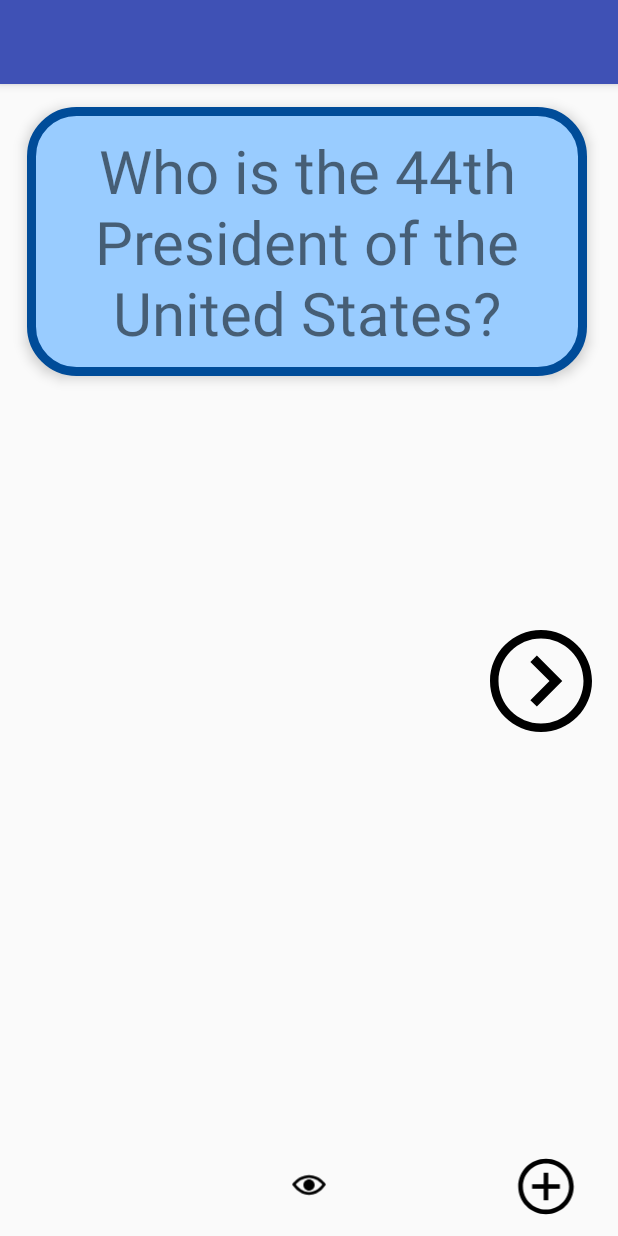
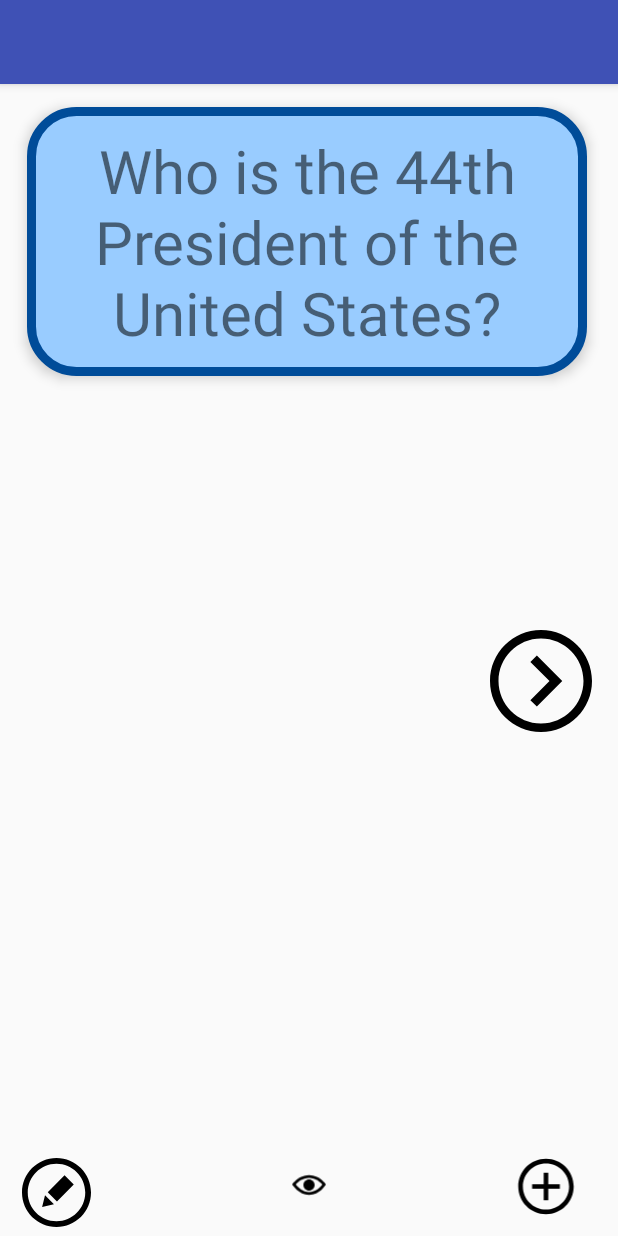
Before and after one commit to AlynMing/FlashcardApp-1, an Android app: the screen it shows after launch (MainActivity), on a phone screen of 412 x 824 dp. Run offline under Robolectric (Android 15) with nearby library versions, the phone set to English and light mode, and no system bars; our stand-ins replace Room's generated code.

Commit message:
Added an ‘Edit’ button on the Main Activity that will let users ‘Edit’ an existing card

```diff
--- a/app/src/main/java/com/example/akc/flashcardapp/AddCardActivity.java
+++ b/app/src/main/java/com/example/akc/flashcardapp/AddCardActivity.java
@@ -12,6 +12,11 @@ public class AddCardActivity extends AppCompatActivity {
     protected void onCreate(Bundle savedInstanceState) {
         super.onCreate(savedInstanceState);
         setContentView(R.layout.add_card_activity);
+
+        String s1 = getIntent().getStringExtra("currQuestion"); // this string will be 'harry potter`
+        String s2 = getIntent().getStringExtra("currAnswer"); // this string will be 'voldemort'
+        ((EditText)findViewById(R.id.NewQuestion)).setText(s1);
+        ((EditText)findViewById(R.id.NewAnswer)).setText(s2);
 
         findViewById(R.id.cancelButton).setOnClickListener(new View.OnClickListener() {
             @Override
--- /dev/null
+++ b/app/src/main/res/drawable/edit.xml
@@ -0,0 +1,9 @@
+<vector xmlns:android="http://schemas.android.com/apk/res/android"
+    android:width="24dp"
+    android:height="24dp"
+    android:viewportWidth="24"
+    android:viewportHeight="24">
+  <path
+      android:fillColor="#FF000000"
+      android:pathData="M12,2c5.514,0 10,4.486 10,10s-4.486,10 -10,10 -10,-4.486 -10,-10 4.486,-10 10,-10zM12,0c-6.627,0 -12,5.373 -12,12s5.373,12 12,12 12,-5.373 12,-12 -5.373,-12 -12,-12zM8.006,12.964l3.106,3.105 -4.112,0.931 1.006,-4.036zM18,9.2l-5.84,5.921 -3.202,-3.202 5.841,-5.919 3.201,3.2z"/>
+</vector>
--- a/app/src/main/res/layout/activity_main.xml
+++ b/app/src/main/res/layout/activity_main.xml
@@ -97,4 +97,13 @@
         android:layout_marginBottom="35dp"
         android:background="@drawable/next" />
 
+    <ImageView
+        android:id="@+id/edit"
+        android:layout_width="75dp"
+        android:layout_height="46dp"
+        android:layout_alignParentStart="true"
+        android:layout_alignParentBottom="true"
+        android:layout_marginBottom="6dp"
+        android:src="@drawable/edit" />
+
 </RelativeLayout>
```
Also changed, not shown: app/src/main/java/com/example/akc/flashcardapp/MainActivity.java (+11 -0 lines).
